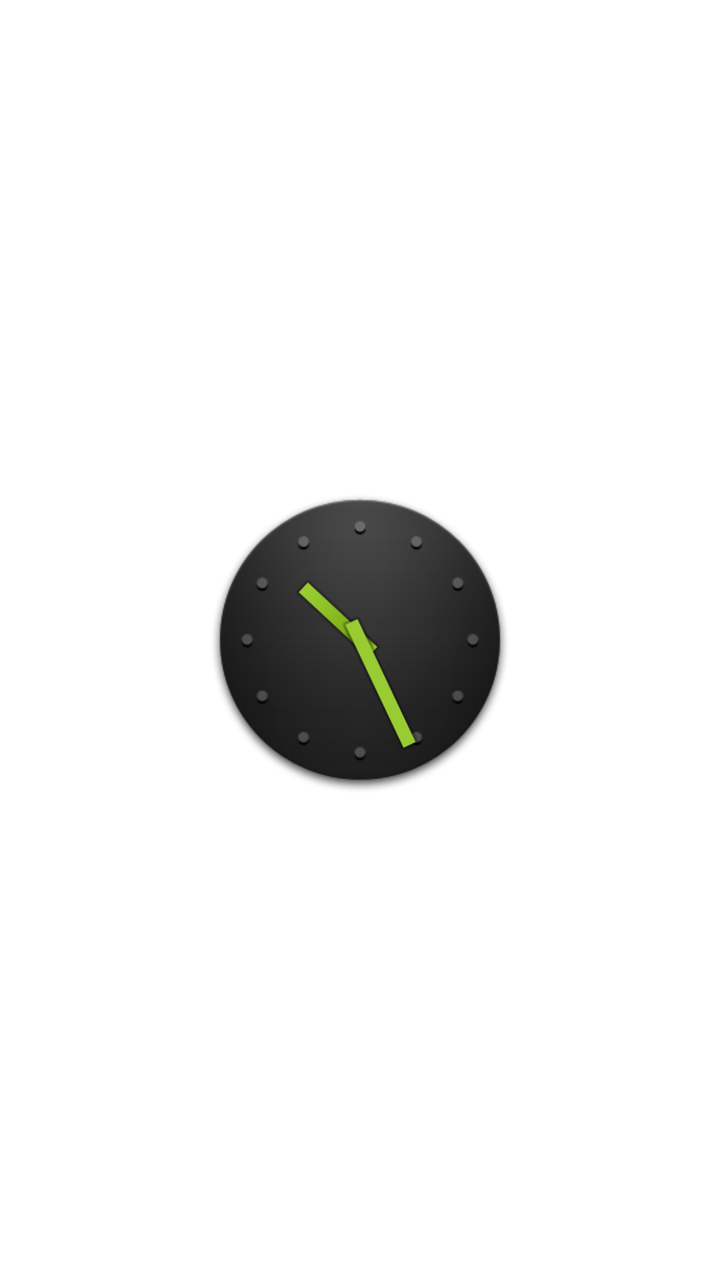
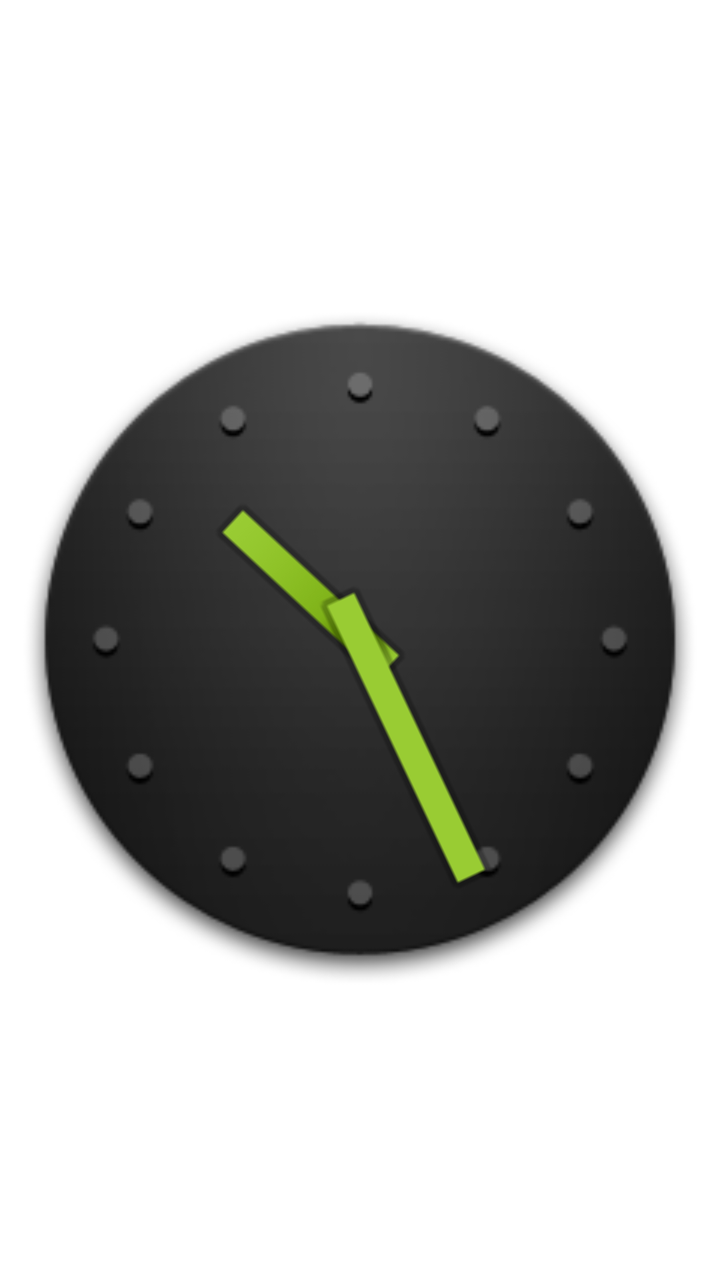

Two renders of the same Android screen: before a commit and after it. Below are the layout's source before the change and the commit's diff.
<!-- AndroidManifest.xml: fallback theme Theme.MaterialComponents.DayNight.NoActionBar -->
<!-- res/layout/analog_appwidget.xml -->
<?xml version="1.0" encoding="utf-8"?>
<AnalogClock xmlns:android="http://schemas.android.com/apk/res/android"
    android:id="@+id/analog_appwidget"
    android:dial="@drawable/appwidget_clock_dial"
    android:hand_hour="@drawable/appwidget_clock_hour"
    android:hand_minute="@drawable/appwidget_clock_minute"
    android:layout_width="match_parent"
    android:layout_height="match_parent" />
<!-- resources referenced by this layout -->
<resources>
  <!-- drawable appwidget_clock_dial: png bitmap (drawable-hdpi, 15977 bytes) -->
  <!-- drawable appwidget_clock_hour: png bitmap (drawable-hdpi, 431 bytes) -->
  <!-- drawable appwidget_clock_minute: png bitmap (drawable-hdpi, 289 bytes) -->
</resources>

<!-- the commit's change to res/layout/analog_appwidget.xml (unified diff, before → after) -->
@@ -1,8 +1,8 @@
 <?xml version="1.0" encoding="utf-8"?>
 <AnalogClock xmlns:android="http://schemas.android.com/apk/res/android"
     android:id="@+id/analog_appwidget"
-    android:dial="@drawable/appwidget_clock_dial"
-    android:hand_hour="@drawable/appwidget_clock_hour"
-    android:hand_minute="@drawable/appwidget_clock_minute"
+    android:dial="@drawable/appwidget_clock_dial_scalable"
+    android:hand_hour="@drawable/appwidget_clock_hour_scalable"
+    android:hand_minute="@drawable/appwidget_clock_minute_scalable"
     android:layout_width="match_parent"
     android:layout_height="match_parent" />
<!-- resource entries referenced after the edit -->
@@ -1,5 +1,20 @@
 <!-- resources referenced by this layout -->
 <resources>
+  <!-- drawable appwidget_clock_dial_scalable (drawable) -->
+  <?xml version="1.0" encoding="utf-8"?>
+  <layer-list xmlns:android="http://schemas.android.com/apk/res/android">
+      <item android:width="600dp" android:height="600dp" android:drawable="@drawable/appwidget_clock_dial" />
+  </layer-list>
+  <!-- drawable appwidget_clock_hour_scalable (drawable) -->
+  <?xml version="1.0" encoding="utf-8"?>
+  <layer-list xmlns:android="http://schemas.android.com/apk/res/android">
+      <item android:width="45dp" android:height="600dp" android:drawable="@drawable/appwidget_clock_hour" />
+  </layer-list>
+  <!-- drawable appwidget_clock_minute_scalable (drawable) -->
+  <?xml version="1.0" encoding="utf-8"?>
+  <layer-list xmlns:android="http://schemas.android.com/apk/res/android">
+      <item android:width="45dp" android:height="600dp" android:drawable="@drawable/appwidget_clock_minute" />
+  </layer-list>
   <!-- drawable appwidget_clock_dial: png bitmap (drawable-hdpi, 15977 bytes) -->
   <!-- drawable appwidget_clock_hour: png bitmap (drawable-hdpi, 431 bytes) -->
   <!-- drawable appwidget_clock_minute: png bitmap (drawable-hdpi, 289 bytes) -->
